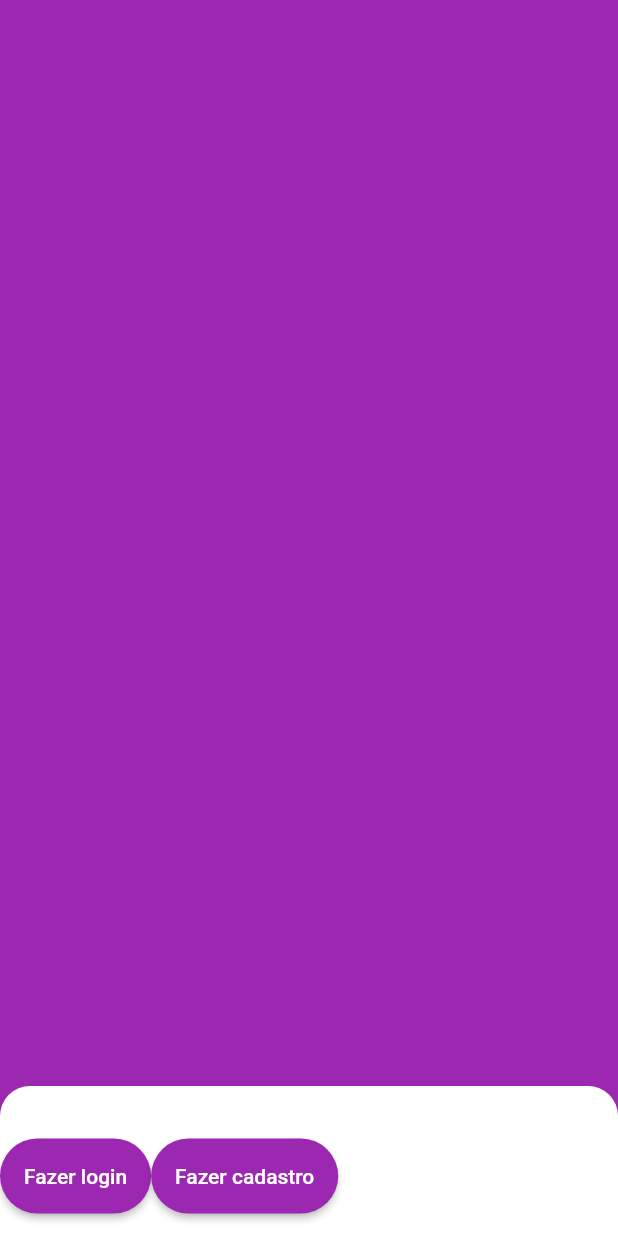
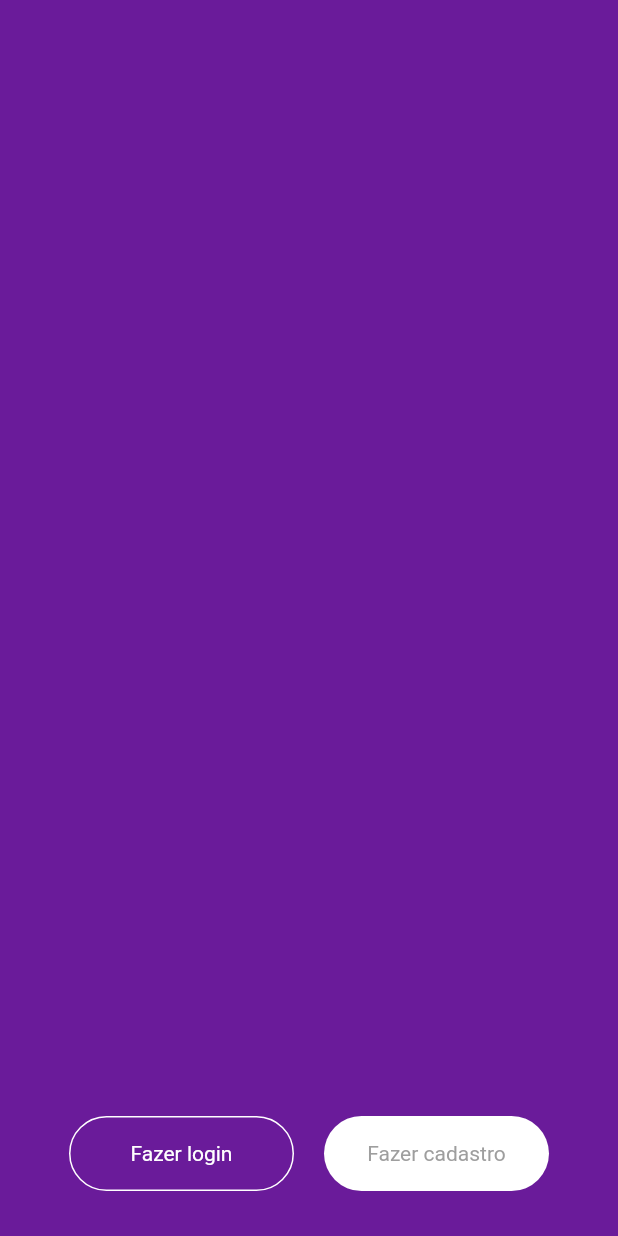
Before and after one commit to devSamuel29/desenvolvimento-mobile, a Flutter app: the screen it shows after launch, on a phone screen of 412 x 824 dp. Run offline on Flutter 3.47's test engine with Material 2 defaults, Android fonts, the phone set to English and light mode, and no system bars; our stand-ins replace flare_flutter.

Commit message:
Alteração na home

```diff
--- /dev/null
+++ b/lib/Routes.dart
@@ -0,0 +1,27 @@
+import 'package:bugetbuddy/app/LoginPage.dart';
+import 'package:bugetbuddy/app/RegisterPage.dart';
+import 'package:bugetbuddy/app/SplashPage.dart';
+import 'package:bugetbuddy/app/Home.dart';
+import 'package:flutter/material.dart';
+
+const SPLASH_PAGE = '/splash';
+const HOME_PAGE = '/home';
+const LOGIN_PAGE = '/login';
+const REGISTER_PAGE = '/register';
+
+class Routes {
+  mainRoutes() {
+    return (RouteSettings route) {
+      switch (route.name) {
+        case SPLASH_PAGE:
+          return MaterialPageRoute(builder: (_) => const SplashPage());
+        case HOME_PAGE:
+          return MaterialPageRoute(builder: (_) => const Home());
+        case LOGIN_PAGE:
+          return MaterialPageRoute(builder: (_) => const LoginPage());
+        case REGISTER_PAGE:
+          return MaterialPageRoute(builder: (_) => const RegisterPage());
+      }
+    };
+  }
+}
--- a/lib/app/Home.dart
+++ b/lib/app/Home.dart
@@ -1,55 +1,62 @@
 import 'package:flutter/material.dart';
 
 class Home extends StatelessWidget {
+  const Home({Key? key}) : super(key: key);
+
   @override
   Widget build(BuildContext context) {
     return Scaffold(
-      backgroundColor: Colors.purple,
+      backgroundColor: Colors.purple.shade800,
       body: Align(
         alignment: Alignment.bottomCenter,
+        child: Padding(
+          padding: EdgeInsets.symmetric(vertical: 30),
+          child: Row(
+            mainAxisAlignment: MainAxisAlignment.center,
+            children: [
+              InkWell(
+                borderRadius: BorderRadius.circular(30),
+                onTap: () {
+                  Navigator.of(context).pushNamed('/login');
+                },
                 child: Container(
-          height: 100,
+                  width: 150,
+                  height: 50,
+                  padding: EdgeInsets.all(15),
                   decoration: BoxDecoration(
-            borderRadius: BorderRadius.vertical(
-              top: Radius.circular(20),
-            ),
+                    borderRadius: BorderRadius.circular(30),
+                    border: Border.all(
                       color: Colors.white,
-          ),
-          child: Row(
-            children: <Widget>[
-              Container(
-                height: 70,
-                padding: EdgeInsets.only(top: 20),
-                child: ElevatedButton(
-                  style: ElevatedButton.styleFrom(
-                    backgroundColor: Colors.purple,
-                    shape: RoundedRectangleBorder(
-                      borderRadius: BorderRadius.circular(30),
+                      width: 1,
                     ),
                   ),
-                  onPressed: () => {
-                    Navigator.of(context).pushNamed('/login'),
-                  },
+                  child: Center(
                     child: Text(
                       "Fazer login",
                       style: TextStyle(color: Colors.white),
                     ),
                   ),
                 ),
-              Container(
-                height: 70,
-                padding: EdgeInsets.only(top: 20),
-                child: ElevatedButton(
-                  style: ElevatedButton.styleFrom(
-                    backgroundColor: Colors.purple,
-                    shape: RoundedRectangleBorder(
+              ),
+              SizedBox(width: 20), // adiciona um espaço de 20 pixels
+              InkWell(
+                borderRadius: BorderRadius.circular(30),
+                onTap: () {
+                  Navigator.of(context).pushNamed('/register');
+                },
+                child: Container(
+                  width: 150,
+                  height: 50,
+                  padding: EdgeInsets.all(15),
+                  decoration: BoxDecoration(
+                    color: Colors.white,
                     borderRadius: BorderRadius.circular(30),
                   ),
-                  ),
-                  onPressed: () {},
+                  child: Center(
                     child: Text(
                       "Fazer cadastro",
-                    style: TextStyle(color: Colors.white),
+                      style: TextStyle(color: Colors.grey),
+                    ),
                   ),
                 ),
               ),
--- a/lib/app/MyApp.dart
+++ b/lib/app/MyApp.dart
@@ -1,9 +1,9 @@
-import 'Home.dart';
-import 'LoginPage.dart';
-import 'LoadingScreen.dart';
+import '../Routes.dart';
 import 'package:flutter/material.dart';
 
 class MyApp extends StatefulWidget {
+  const MyApp({Key? key}) : super(key: key);
+
   @override
   _MyAppState createState() => _MyAppState();
 }
@@ -16,12 +16,8 @@ class _MyAppState extends State<MyApp> {
       theme: ThemeData(
         primarySwatch: Colors.purple,
       ),
-      initialRoute: '/',
-      routes: {
-        '/': (context) => LoadingScreen(),
-        '/home': (context) => Home(),
-        '/login': (context) => LoginPage(),
-      }
+      initialRoute: SPLASH_PAGE,
+      onGenerateRoute: Routes().mainRoutes(),
     );
   }
 }
--- a/lib/main.dart
+++ b/lib/main.dart
@@ -2,5 +2,5 @@ import 'app/MyApp.dart';
 import 'package:flutter/material.dart';
 
 void main() {
-  runApp(MyApp());
+  runApp(const MyApp());
 }
```
Also changed, not shown: lib/app/LoadingScreen.dart (deleted, +0 -30 lines), lib/app/LoginPage.dart (+39 -37 lines), lib/app/RegisterPage.dart (added, +16 -0 lines), lib/app/SplashPage.dart (added, +27 -0 lines). Lines whose indentation alone changed are shown as unchanged.
